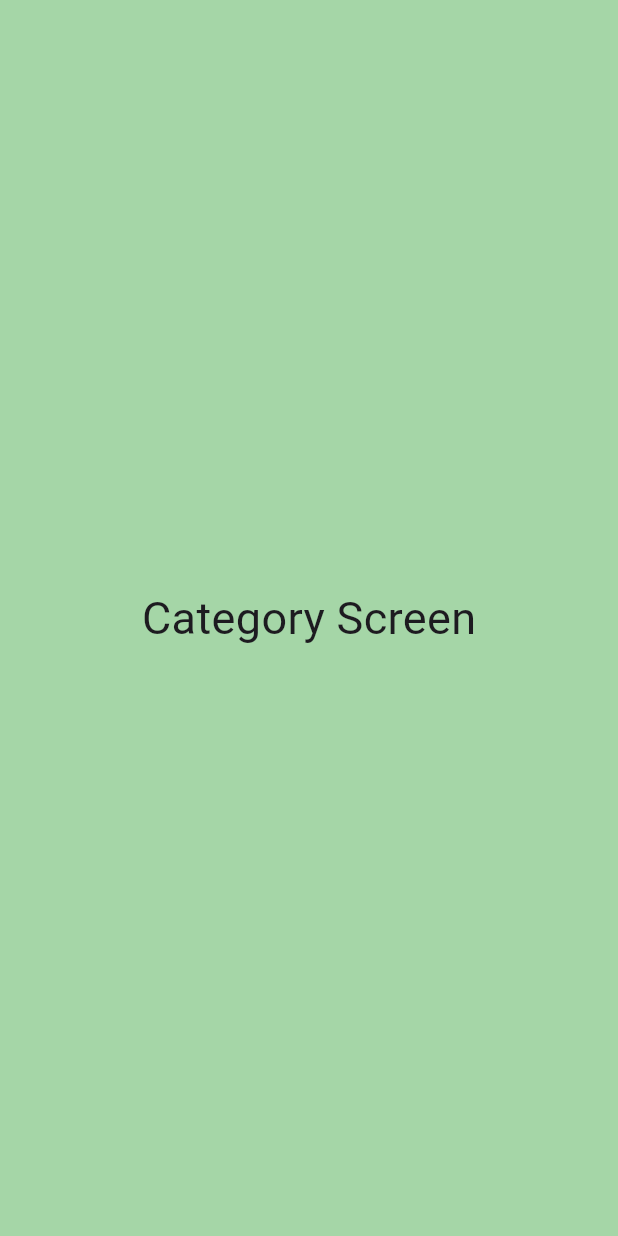
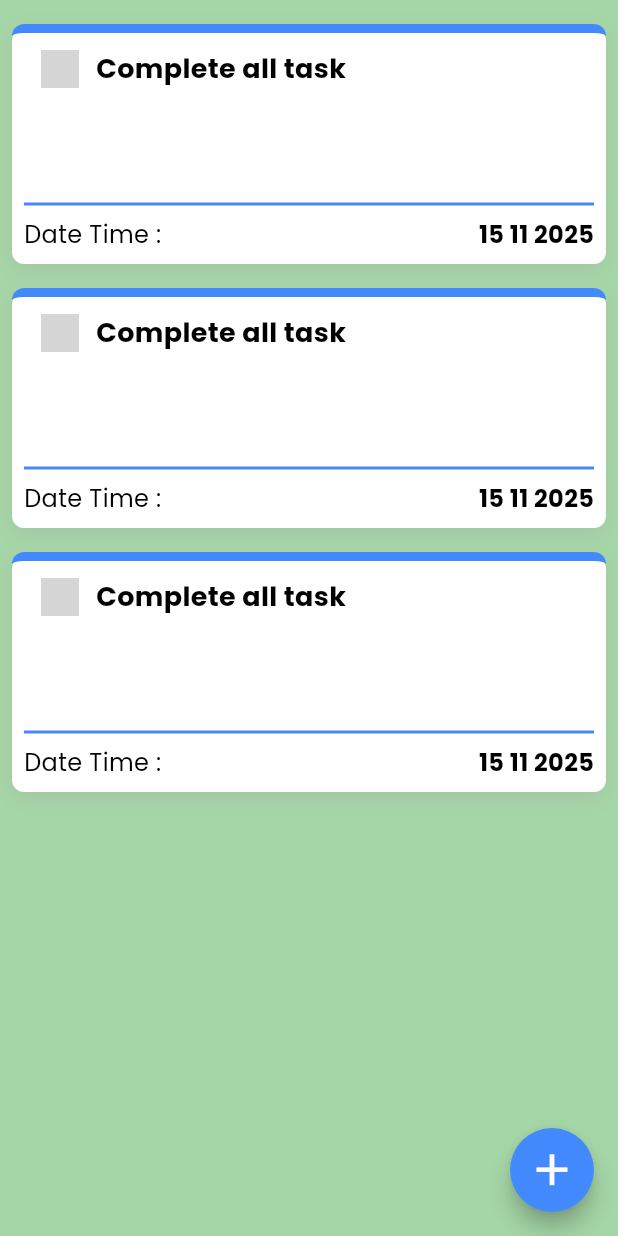
Before and after one commit to Narak76543/task_app_flutter, a Flutter app: the CategoryScreen screen opened directly, on a phone screen of 412 x 824 dp. Run offline on Flutter 3.47's test engine with Material 3 defaults, Android fonts, the phone set to English and light mode, and no system bars; our stand-ins replace get, google_fonts, sqflite; accounts and stored records are empty; grey boxes are pictures that could not be loaded.

Commit message:
update on db and write category to db

```diff
--- a/lib/core/constance.dart
+++ b/lib/core/constance.dart
@@ -1,2 +1,5 @@
 import 'package:flutter/material.dart';
  const kPrimaryColor = Colors.black;
+ const kWhiteColor = Colors.white;
+ const kBlueColor = Colors.blueAccent;
+ const kGreyColor = Colors.grey;
--- /dev/null
+++ b/lib/core/space.dart
@@ -0,0 +1,4 @@
+import 'package:flutter/material.dart';
+
+const space = 8.0 ;
+const radius = 8.0;
--- /dev/null
+++ b/lib/data/repo/repository.dart
@@ -0,0 +1,6 @@
+import 'package:taskapp/data/model/category_model.dart';
+
+abstract class Repository {
+  Future<void> addCategory ( CategoryModel category);
+
+}
--- /dev/null
+++ b/lib/database/local_data.dart
@@ -0,0 +1,3 @@
+abstract class LocalData {
+  Future<void> addCategory({required String title, required String dateTime});
+}
--- /dev/null
+++ b/lib/presentation/category/category_screen.dart
@@ -0,0 +1,86 @@
+import 'package:flutter/material.dart';
+import 'package:get/get.dart';
+import 'package:google_fonts/google_fonts.dart';
+import 'package:taskapp/core/constance.dart';
+import 'package:taskapp/core/space.dart';
+import 'package:taskapp/presentation/category/category_controller.dart';
+import 'package:taskapp/presentation/widget/box_widget.dart';
+import 'package:taskapp/presentation/widget/button_widget.dart';
+import '../widget/text_widget.dart';
+
+class CategoryScreen extends StatefulWidget {
+  const CategoryScreen({super.key});
+
+  @override
+  State<CategoryScreen> createState() => _CategoryScreenState();
+}
+
+class _CategoryScreenState extends State<CategoryScreen> {
+  final _categoryController = TextEditingController();
+  final _controller = Get.put(CategoryController());
+
+  final DateTime _dateTime = DateTime.now();
+
+  @override
+  Widget build(BuildContext context) {
+    return Scaffold(
+      backgroundColor: Colors.green[200],
+      body: Column(
+        children: [
+          SizedBox(height: space),
+          BoxWidget(),
+          BoxWidget(),
+          BoxWidget(),
+        ],
+      ),
+      floatingActionButton: FloatingActionButton(
+        backgroundColor: kBlueColor,
+        onPressed: () {
+          showDialog(
+            context: context,
+            builder: (context) {
+              return AlertDialog(
+                backgroundColor: kWhiteColor,
+                shape: RoundedRectangleBorder(
+                  side: const BorderSide(color: kBlueColor, width: 2),
+                  borderRadius: BorderRadius.circular(radius),
+                ),
+                title: TextWidget.textWidget(
+                  text: "Add New Category name ",
+                  fontSize: 21,
+                  color: kBlueColor,
+                  fontWeight: FontWeight.bold,
+                ),
+                content: TextField(
+                  controller: _categoryController,
+                  decoration: InputDecoration(
+                    border: OutlineInputBorder(
+                      borderSide: const BorderSide(color: kGreyColor),
+                      borderRadius: BorderRadius.circular(radius),
+                    ),
+                    hintText: "enter category name",
+                    hintStyle: GoogleFonts.poppins(color: kGreyColor),
+                  ),
+                ),
+                actions: [
+                  ButtonWidget(
+                    onPressed: () {
+                      _controller.addCategory(_categoryController.text, _dateTime.toString());
+                      print("======================${_categoryController.text}");
+                      print("===============${_dateTime}");
+                    },
+                    bdRadius: radius,
+                    width: double.infinity,
+                    text: "Add",
+                  ),
+                ],
+              );
+            },
+          );
+        },
+        shape: CircleBorder(),
+        child: Icon(Icons.add, color: kWhiteColor, size: 35),
+      ),
+    );
+  }
+}
--- a/lib/presentation/home/category_screen.dart
+++ /dev/null
@@ -1,20 +0,0 @@
-import 'package:flutter/material.dart';
-
-class CategoryScreen extends StatefulWidget {
-  const CategoryScreen({super.key});
-
-  @override
-  State<CategoryScreen> createState() => _CategoryScreenState();
-}
-
-class _CategoryScreenState extends State<CategoryScreen> {
-  @override
-  Widget build(BuildContext context) {
-    return Scaffold(
-      backgroundColor: Colors.green[200],
-      body: Center(
-        child: Text("Category Screen", style: TextStyle( fontSize: 30),),
-      ),
-    );;
-  }
-}
--- a/lib/presentation/main_screen.dart
+++ b/lib/presentation/main_screen.dart
@@ -1,6 +1,6 @@
 import 'package:flutter/material.dart';
 import 'package:flutter/services.dart';
-import 'package:taskapp/presentation/home/category_screen.dart';
+import 'package:taskapp/presentation/category/category_screen.dart';
 import 'package:taskapp/presentation/home/home_screen.dart';
 import 'package:taskapp/presentation/home/setting_screen.dart';
 import 'package:taskapp/presentation/home/user_screen.dart';
--- a/lib/presentation/widget/appbar_widget.dart
+++ b/lib/presentation/widget/appbar_widget.dart
@@ -1,5 +1,5 @@
 import 'package:flutter/material.dart';
-import 'package:taskapp/presentation/widget/text_widegt.dart';
+import 'package:taskapp/presentation/widget/text_widget.dart';
 
 class AppbarWidget extends StatelessWidget implements PreferredSizeWidget {
   const AppbarWidget({super.key, required this.appbarTile});
--- /dev/null
+++ b/lib/presentation/widget/box_widget.dart
@@ -0,0 +1,65 @@
+import 'package:flutter/material.dart';
+import 'package:taskapp/presentation/widget/divider_widget.dart';
+import 'package:taskapp/presentation/widget/text_widget.dart';
+
+import '../../core/constance.dart';
+import '../../core/space.dart';
+
+class BoxWidget extends StatelessWidget {
+  const BoxWidget({super.key});
+  final String checkList = "assets/icons/checklist.png";
+
+  @override
+  Widget build(BuildContext context) {
+    return Container(
+      margin: EdgeInsets.all(space),
+      width: double.infinity,
+      height: 160,
+      decoration: BoxDecoration(
+        boxShadow: [
+          BoxShadow(
+            color: Colors.grey.withValues(alpha: .3),
+            blurRadius: 10,
+            offset: const Offset(0, 4),
+          ),
+        ],
+        borderRadius: BorderRadius.circular(radius),
+        color: kWhiteColor,
+        border: Border(top: BorderSide(color: kBlueColor, width: 6)),
+      ),
+      child: Column(
+        crossAxisAlignment: CrossAxisAlignment.start,
+        children: [
+          Padding(
+            padding: const EdgeInsets.symmetric(horizontal: space),
+            child: Row(
+              children: [
+                IconButton(onPressed: (){}, icon: Image.asset(checkList,height: 25, color: kBlueColor)),
+                TextWidget.textWidget(
+                  text: "Complete all task ",
+                  fontWeight: FontWeight.bold,
+                  fontSize: 18,
+                ),
+              ],
+            ),
+          ),
+          Spacer(),
+          Padding(
+            padding: const EdgeInsets.symmetric(horizontal: space),
+            child: DividerWidget(heighDivider: 1, thickness: 2),
+          ),
+          Padding(
+            padding: const EdgeInsets.all(space),
+            child: Row(
+              mainAxisAlignment: MainAxisAlignment.spaceBetween,
+              children: [
+                TextWidget.textWidget(text: "Date Time :",fontWeight: FontWeight.w400),
+                TextWidget.textWidget(text: "15 11 2025" , fontWeight: FontWeight.bold)
+              ],
+            ),
+          )
+        ],
+      ),
+    );
+  }
+}
--- /dev/null
+++ b/lib/presentation/widget/divider_widget.dart
@@ -0,0 +1,19 @@
+import 'package:flutter/material.dart';
+
+import '../../core/constance.dart';
+
+class DividerWidget extends StatelessWidget {
+  const DividerWidget({super.key, required this.heighDivider, required this.thickness});
+  final double heighDivider ;
+  final double thickness ;
+  final Color dividerColor = kBlueColor ;
+
+  @override
+  Widget build(BuildContext context) {
+    return Divider(
+      height: heighDivider,
+      thickness: thickness,
+      color: dividerColor,
+    );
+  }
+}
--- a/lib/presentation/widget/text_widegt.dart
+++ b/lib/presentation/widget/text_widget.dart
@@ -9,18 +9,19 @@ class TextWidget extends StatelessWidget {
     required this.text,
     this.fontSize = 16,
     this.fontWeight,
+    this.color = kPrimaryColor,
 
   });
 
   final String text;
   final double fontSize;
   final FontWeight? fontWeight;
-  final Color color = kPrimaryColor;
+  final Color color ;
+
 
   @override
   Widget build(BuildContext context) {
-    return Text(
-      text,
+    return Text(text,
       style: GoogleFonts.poppins(
         fontSize: fontSize,
         fontWeight: fontWeight,
```
Also changed, not shown: lib/data/repo/repository_implement.dart (added, +19 -0 lines), lib/data/source/data_source.dart (added, +36 -0 lines), lib/database/local_data_implement.dart (added, +23 -0 lines), lib/main.dart (+23 -10 lines), lib/presentation/category/category_controller.dart (added, +56 -0 lines), lib/presentation/widget/add_category_dialog.dart (added, +65 -0 lines), lib/presentation/widget/button_widget.dart (added, +51 -0 lines), lib/presentation/widget/text_btn_rd.dart (added, +35 -0 lines), assets/icons/checklist.png (added).
